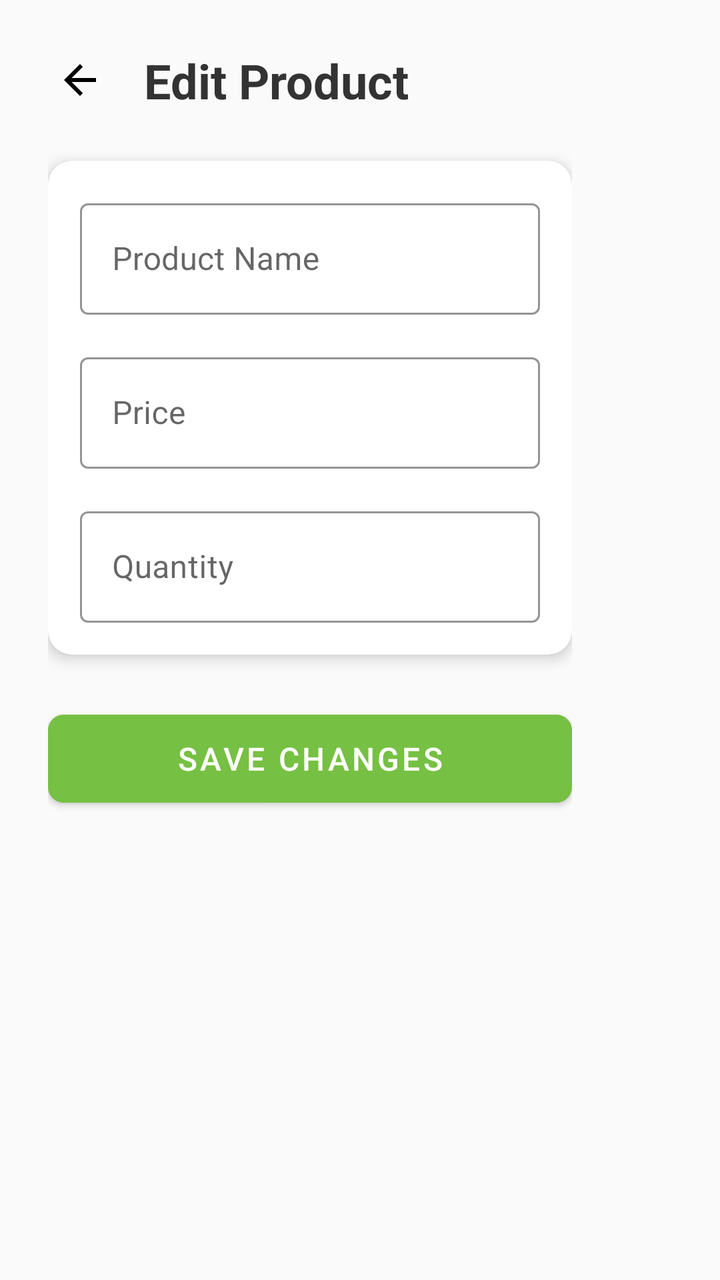
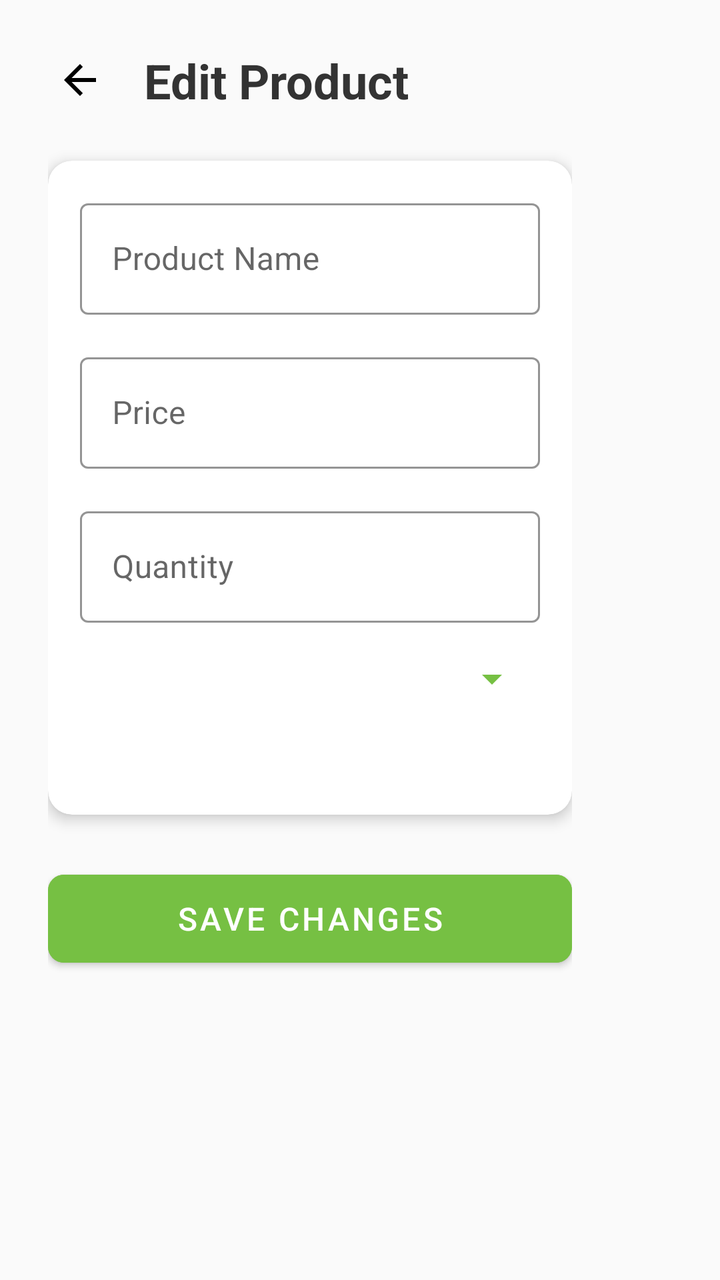

Screens rendered from an Android XML layout before and after an edit, with the pre-edit source and the edit as a unified diff.
<!-- AndroidManifest.xml: application theme Theme.MyApp -->
<!-- res/layout/edit_product.xml -->
<?xml version="1.0" encoding="utf-8"?>
<androidx.constraintlayout.widget.ConstraintLayout xmlns:android="http://schemas.android.com/apk/res/android"
    xmlns:app="http://schemas.android.com/apk/res-auto"
    xmlns:tools="http://schemas.android.com/tools"
    android:layout_width="400dp"
    android:layout_height="match_parent"
    android:background="#FAFAFA">

    <ScrollView
        android:layout_width="match_parent"
        android:layout_height="match_parent"
        android:layout_marginRight="50dp"
        android:fillViewport="true"
        app:layout_constraintBottom_toBottomOf="parent"
        app:layout_constraintEnd_toEndOf="parent"
        app:layout_constraintStart_toStartOf="parent"
        app:layout_constraintTop_toTopOf="parent">

        <LinearLayout
            android:layout_width="match_parent"
            android:layout_height="wrap_content"
            android:orientation="vertical"
            android:padding="24dp">

            
            <LinearLayout
                android:layout_width="match_parent"
                android:layout_height="wrap_content"
                android:orientation="horizontal"
                android:gravity="center_vertical"
                android:layout_marginBottom="24dp">

                <ImageView
                    android:id="@+id/edit_to_inventory"
                    android:layout_width="32dp"
                    android:layout_height="32dp"
                    android:background="?attr/selectableItemBackgroundBorderless"
                    android:src="@drawable/ic_back"
                    android:padding="4dp"
                    android:clickable="true"
                    android:contentDescription="@string/action_sign_in_short" />

                <TextView
                    android:layout_width="wrap_content"
                    android:layout_height="wrap_content"
                    android:text="Edit Product"
                    android:textSize="24sp"
                    android:textColor="#333333"
                    android:textStyle="bold"
                    android:layout_marginStart="16dp"/>
            </LinearLayout>

            
            <androidx.cardview.widget.CardView
                android:layout_width="match_parent"
                android:layout_height="wrap_content"
                android:layout_marginBottom="24dp"
                app:cardCornerRadius="12dp"
                app:cardElevation="4dp">

                <LinearLayout
                    android:layout_width="match_parent"
                    android:layout_height="wrap_content"
                    android:orientation="vertical"
                    android:padding="16dp">

                    
                    <com.google.android.material.textfield.TextInputLayout
                        android:layout_width="match_parent"
                        android:layout_height="wrap_content"
                        android:hint="Product Name"
                        app:boxStrokeColor="#76C043"
                        app:hintTextColor="#76C043"
                        style="@style/Widget.MaterialComponents.TextInputLayout.OutlinedBox"
                        android:layout_marginBottom="16dp">

                        <com.google.android.material.textfield.TextInputEditText
                            android:id="@+id/editname"
                            android:layout_width="match_parent"
                            android:layout_height="wrap_content"
                            android:textColor="#333333"/>
                    </com.google.android.material.textfield.TextInputLayout>

                    
                    <com.google.android.material.textfield.TextInputLayout
                        android:layout_width="match_parent"
                        android:layout_height="wrap_content"
                        android:hint="Price"
                        app:boxStrokeColor="#76C043"
                        app:hintTextColor="#76C043"
                        app:prefixText="₱"
                        style="@style/Widget.MaterialComponents.TextInputLayout.OutlinedBox"
                        android:layout_marginBottom="16dp">

                        <com.google.android.material.textfield.TextInputEditText
                            android:id="@+id/editprice"
                            android:layout_width="match_parent"
                            android:layout_height="wrap_content"
                            android:inputType="numberDecimal"
                            android:textColor="#333333"/>
                    </com.google.android.material.textfield.TextInputLayout>

                    
                    <com.google.android.material.textfield.TextInputLayout
                        android:layout_width="match_parent"
                        android:layout_height="wrap_content"
                        android:hint="Quantity"
                        app:boxStrokeColor="#76C043"
                        app:hintTextColor="#76C043"
                        style="@style/Widget.MaterialComponents.TextInputLayout.OutlinedBox">

                        <com.google.android.material.textfield.TextInputEditText
                            android:id="@+id/editquantity"
                            android:layout_width="match_parent"
                            android:layout_height="wrap_content"
                            android:inputType="number"
                            android:textColor="#333333"/>
                    </com.google.android.material.textfield.TextInputLayout>
                </LinearLayout>
            </androidx.cardview.widget.CardView>

            
            <com.google.android.material.button.MaterialButton
                android:id="@+id/btneditItem"
                android:layout_width="match_parent"
                android:layout_height="56dp"
                android:text="Save Changes"
                android:textColor="#FFFFFF"
                android:textSize="16sp"
                app:cornerRadius="8dp"
                android:backgroundTint="#76C043"/>

        </LinearLayout>
    </ScrollView>

</androidx.constraintlayout.widget.ConstraintLayout>
<!-- resources referenced by this layout -->
<resources>
  <!-- drawable ic_back (drawable) -->
  <vector xmlns:android="http://schemas.android.com/apk/res/android"
      android:autoMirrored="true"
      android:height="40dp"
      android:tint="#000000"
      android:viewportHeight="24"
      android:viewportWidth="24"
      android:width="40dp">
        
      <path android:fillColor="@android:color/white"
          android:pathData="M20,11H7.83l5.59,-5.59L12,4l-8,8 8,8 1.41,-1.41L7.83,13H20v-2z"/>
      
  </vector>
  <string name="action_sign_in_short">Sign in</string>
  <style name="Theme.MyApp" parent="Theme.MaterialComponents.Light.NoActionBar">
          
          <item name="colorPrimary">@color/purple_500</item>
          <item name="colorPrimaryVariant">@color/purple_700</item>
          <item name="colorOnPrimary">@color/white</item>
          
          <item name="colorSecondary">@color/teal_200</item>
          <item name="colorSecondaryVariant">@color/teal_700</item>
          <item name="colorOnSecondary">@color/black</item>
          
          <item name="android:statusBarColor">?attr/colorPrimaryVariant</item>
          
      </style>
  <color name="purple_500">#FF6200EE</color>
  <color name="purple_700">#FF3700B3</color>
  <color name="white">#FFFFFFFF</color>
  <color name="teal_200">#FF03DAC5</color>
  <color name="teal_700">#FF018786</color>
  <color name="black">#FF000000</color>
</resources>

<!-- the commit's change to res/layout/edit_product.xml (unified diff, before → after) -->
@@ -116,6 +116,42 @@
                             android:inputType="number"
                             android:textColor="#333333"/>
                     </com.google.android.material.textfield.TextInputLayout>
+
+                    
+                    <com.google.android.material.textfield.TextInputLayout
+                        android:layout_width="match_parent"
+                        android:layout_height="wrap_content"
+                        android:hint="Category"
+                        app:boxStrokeColor="#76C043"
+                        app:hintTextColor="#76C043"
+                        style="@style/Widget.MaterialComponents.TextInputLayout.OutlinedBox"
+                        android:layout_marginBottom="24dp">
+
+                        <FrameLayout
+                            android:layout_width="match_parent"
+                            android:layout_height="wrap_content">
+
+                            <Spinner
+                                android:id="@+id/categorySpinner"
+                                android:layout_width="match_parent"
+                                android:layout_height="wrap_content"
+                                android:minHeight="56dp"
+                                android:paddingStart="12dp"
+                                android:paddingEnd="12dp"
+                                android:spinnerMode="dropdown"
+                                android:background="@android:color/transparent"/>
+
+                            
+                            <ImageView
+                                android:layout_width="wrap_content"
+                                android:layout_height="wrap_content"
+                                android:layout_gravity="end|center_vertical"
+                                android:layout_marginEnd="12dp"
+                                android:src="@drawable/ic_dropdown"
+                                android:contentDescription="Dropdown indicator"/>
+                        </FrameLayout>
+
+                    </com.google.android.material.textfield.TextInputLayout>
                 </LinearLayout>
             </androidx.cardview.widget.CardView>
 
<!-- resource entries referenced after the edit -->
@@ -13,25 +13,34 @@
           android:pathData="M20,11H7.83l5.59,-5.59L12,4l-8,8 8,8 1.41,-1.41L7.83,13H20v-2z"/>
       
   </vector>
+  <!-- drawable ic_dropdown (drawable) -->
+  <?xml version="1.0" encoding="utf-8"?>
+  <vector xmlns:android="http://schemas.android.com/apk/res/android"
+      android:width="24dp"
+      android:height="24dp"
+      android:viewportWidth="24"
+      android:viewportHeight="24">
+      <path
+          android:fillColor="#76C043"
+          android:pathData="M7,10l5,5 5,-5z"/>
+  </vector>
   <string name="action_sign_in_short">Sign in</string>
   <style name="Theme.MyApp" parent="Theme.MaterialComponents.Light.NoActionBar">
           
-          <item name="colorPrimary">@color/purple_500</item>
-          <item name="colorPrimaryVariant">@color/purple_700</item>
+          <item name="colorPrimary">#76C043</item>
+          <item name="colorPrimaryVariant">#5A9A32</item>
           <item name="colorOnPrimary">@color/white</item>
           
-          <item name="colorSecondary">@color/teal_200</item>
-          <item name="colorSecondaryVariant">@color/teal_700</item>
+          <item name="colorSecondary">#76C043</item>
+          <item name="colorSecondaryVariant">#5A9A32</item>
           <item name="colorOnSecondary">@color/black</item>
           
           <item name="android:statusBarColor">?attr/colorPrimaryVariant</item>
           
+          <item name="windowActionBar">false</item>
+          <item name="windowNoTitle">true</item>
       </style>
-  <color name="purple_500">#FF6200EE</color>
-  <color name="purple_700">#FF3700B3</color>
   <color name="white">#FFFFFFFF</color>
-  <color name="teal_200">#FF03DAC5</color>
-  <color name="teal_700">#FF018786</color>
   <color name="black">#FF000000</color>
 </resources>
 
